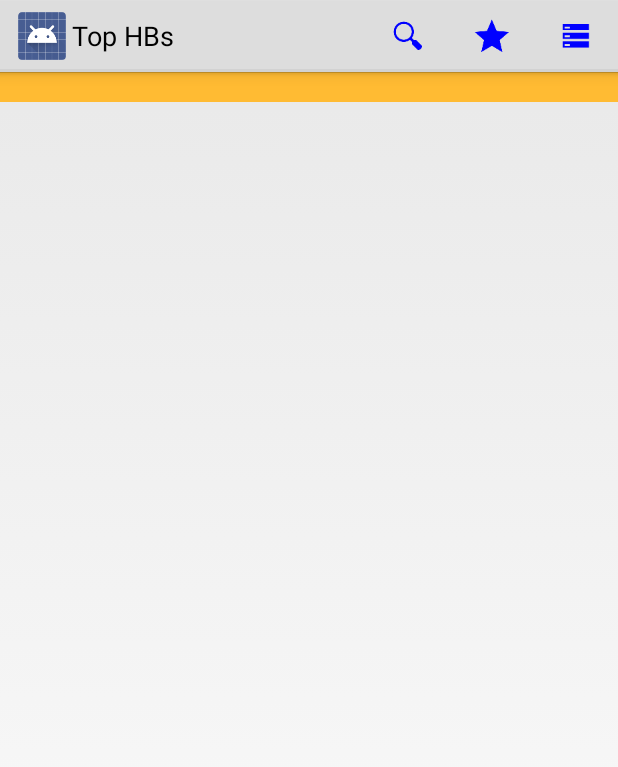
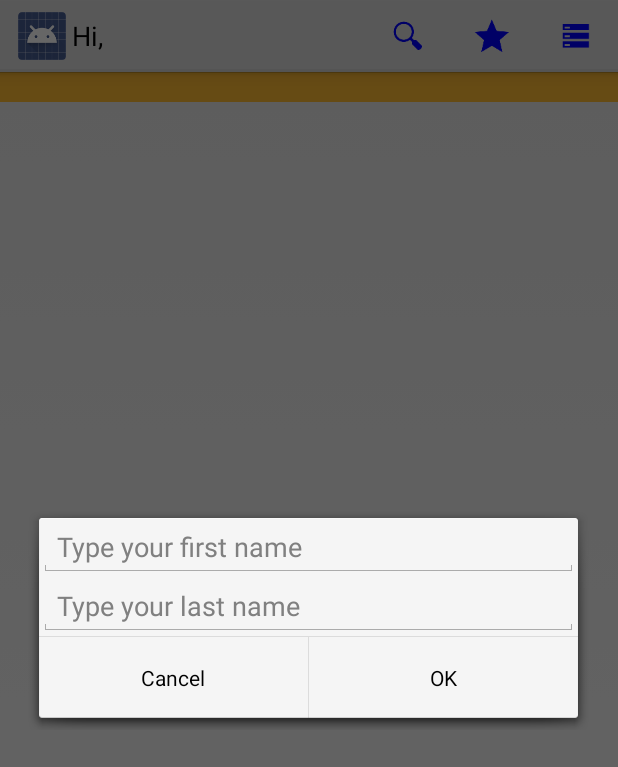
Before and after one commit to ryanwahle/Java2_Wahle, an Android app: the screen it shows after launch (MainActivity), after a tap on "Preferences", on a phone screen of 412 x 824 dp. Shown: the top 767 px of the screen. Run offline under Robolectric (Android 15) with nearby library versions, the phone set to English and light mode, and no system bars.

Commit message:
added ability to set first and last name, fake search

```diff
--- a/TopHardbacks/app/src/main/java/com/ryanwahle/tophardbacks/app/AlertDialogFragment.java
+++ b/TopHardbacks/app/src/main/java/com/ryanwahle/tophardbacks/app/AlertDialogFragment.java
@@ -1,29 +1,94 @@
 package com.ryanwahle.tophardbacks.app;
 
+import android.app.AlertDialog;
+import android.app.Dialog;
+import android.app.DialogFragment;
+import android.content.DialogInterface;
+import android.os.Bundle;
+import android.util.Log;
+import android.view.LayoutInflater;
+import android.widget.EditText;
 
+/*
+    This class loads up a dialog fragment.
+ */
+public class AlertDialogFragment extends DialogFragment {
 
-import android.os.Bundle;
-import android.app.Fragment;
-import android.view.LayoutInflater;
-import android.view.View;
-import android.view.ViewGroup;
-import android.widget.TextView;
-
-
-public class AlertDialogFragment extends Fragment {
-
+    public static MainActivity.DialogType type;
 
     public AlertDialogFragment() {
         // Required empty public constructor
     }
 
+    /*
+        Set the dialog type and return a new class instance.
+     */
+    public static AlertDialogFragment newInstance(MainActivity.DialogType dialogType) {
+        type = dialogType;
+
+        return new AlertDialogFragment();
+    }
 
     @Override
-    public View onCreateView(LayoutInflater inflater, ViewGroup container,
-                             Bundle savedInstanceState) {
-        TextView textView = new TextView(getActivity());
-        textView.setText(R.string.hello_blank_fragment);
-        return textView;
+    public Dialog onCreateDialog(Bundle savedInstanceState) {
+        AlertDialog.Builder builder = new AlertDialog.Builder(getActivity());
+        LayoutInflater inflater = getActivity().getLayoutInflater();
+
+        /*
+            Create a new dialog based on where the user clicked the preferences
+            button or the search button.
+         */
+        switch (type) {
+            case PREFERENCES:
+                Log.v("DIALOG FRAGMENT", "PREFERENCES");
+                builder.setView(inflater.inflate(R.layout.dialog_fragment_preferences, null))
+                        .setPositiveButton("OK", new DialogInterface.OnClickListener() {
+                            @Override
+                            public void onClick(DialogInterface dialogInterface, int i) {
+                                EditText firstName = (EditText) getDialog().findViewById(R.id.editTextFirstName);
+                                EditText lastName = (EditText) getDialog().findViewById(R.id.editTextLastName);
+
+                                Log.v("FIRST NAME", firstName.getText().toString());
+
+                                /*
+                                    Set the first and last name to the Android Shared Preferences.
+                                 */
+                                MainActivity.editPreferences.putString("firstname", firstName.getText().toString());
+                                MainActivity.editPreferences.putString("lastname", lastName.getText().toString());
+                                MainActivity.editPreferences.apply();
+                            }
+                        })
+                        .setNegativeButton("Cancel", new DialogInterface.OnClickListener() {
+                            @Override
+                            public void onClick(DialogInterface dialogInterface, int i) {
+                                AlertDialogFragment.this.getDialog().cancel();
+                            }
+                        });
+
+
+
+                break;
+            case SEARCH:
+                Log.v("DIALOG FRAGMENT", "SEARCH");
+                builder.setView(inflater.inflate(R.layout.dialog_fragment_search, null))
+                        .setPositiveButton("Search", new DialogInterface.OnClickListener() {
+                                    @Override
+                                    public void onClick(DialogInterface dialogInterface, int i) {
+                                        EditText search = (EditText) getDialog().findViewById(R.id.editTextSearch);
+                                        Log.v("SEARCH", "User searching for: " + search.getText().toString());
+
+                                    }
+                        })
+                        .setNegativeButton("Cancel", new DialogInterface.OnClickListener() {
+                            @Override
+                            public void onClick(DialogInterface dialogInterface, int i) {
+                                AlertDialogFragment.this.getDialog().cancel();
+                            }
+                        });
+                break;
+        }
+
+        return builder.create();
     }
 
 
--- a/TopHardbacks/app/src/main/java/com/ryanwahle/tophardbacks/app/MainActivity.java
+++ b/TopHardbacks/app/src/main/java/com/ryanwahle/tophardbacks/app/MainActivity.java
@@ -10,10 +10,12 @@ package com.ryanwahle.tophardbacks.app;
 import android.app.Activity;
 import android.app.AlertDialog;
 import android.content.Intent;
+import android.content.SharedPreferences;
 import android.os.Bundle;
 import android.os.Handler;
 import android.os.Message;
 import android.os.Messenger;
+import android.preference.PreferenceManager;
 import android.util.Log;
 import android.view.Menu;
 import android.view.MenuInflater;
@@ -46,6 +48,9 @@ public class MainActivity extends Activity implements BookListFragment.BookSelec
     ArrayList<HashMap<String, Float>> bookRatingsArrayList = null;
     public static int currentSelectedRow = 0;
     public enum DialogType { SEARCH, PREFERENCES };
+
+    public static SharedPreferences preferences = null;
+    public static SharedPreferences.Editor editPreferences = null;
 
     /*
         This is called when the service has completed letting us know to load the data.
@@ -83,6 +88,7 @@ public class MainActivity extends Activity implements BookListFragment.BookSelec
         switch (item.getItemId()) {
             case R.id.menu_item_search:
                 Log.v("Menu Item", "Search");
+                launchDialogFragment(DialogType.SEARCH);
                 break;
             case R.id.menu_item_favorites:
                 Log.v("Menu Item", "Favorites");
@@ -91,6 +97,7 @@ public class MainActivity extends Activity implements BookListFragment.BookSelec
                 break;
             case R.id.menu_item_preferences:
                 Log.v("Menu Item", "Preferences");
+                launchDialogFragment(DialogType.PREFERENCES);
                 break;
         }
 
@@ -102,7 +109,10 @@ public class MainActivity extends Activity implements BookListFragment.BookSelec
         preferences menu item.
      */
     public void launchDialogFragment(DialogType type) {
+        AlertDialogFragment alertDialogFragment = AlertDialogFragment.newInstance(type);
+        alertDialogFragment.show(getFragmentManager(), "");
 
+        Log.v("first name", preferences.getString("firstname", ""));
     }
 
     /*
@@ -167,10 +177,18 @@ public class MainActivity extends Activity implements BookListFragment.BookSelec
         super.onCreate(savedInstanceState);
         setContentView(R.layout.activity_main);
 
+        preferences = PreferenceManager.getDefaultSharedPreferences(this);
+        editPreferences = preferences.edit();
+
         Messenger nytJSONServiceMessenger = new Messenger(nytJSONServiceHandler);
 
         Intent nytJSONServiceIntent = new Intent(this, NYTJSONService.class);
         nytJSONServiceIntent.putExtra("messenger", nytJSONServiceMessenger);
+
+        /*
+            Set the first and last name as the title
+         */
+        setTitle("Hi, " + preferences.getString("firstname", ""));
 
         /*
             If there is saved state instance then use that data instead of
--- /dev/null
+++ b/TopHardbacks/app/src/main/res/layout/dialog_fragment_preferences.xml
@@ -0,0 +1,22 @@
+<?xml version="1.0" encoding="utf-8"?>
+
+<LinearLayout xmlns:android="http://schemas.android.com/apk/res/android"
+    android:orientation="vertical" android:layout_width="match_parent"
+    android:layout_height="match_parent">
+
+    <EditText
+        android:layout_width="match_parent"
+        android:layout_height="wrap_content"
+        android:inputType="textPersonName"
+        android:ems="10"
+        android:id="@+id/editTextFirstName"
+        android:hint="Type your first name" />
+
+    <EditText
+        android:layout_width="match_parent"
+        android:layout_height="wrap_content"
+        android:inputType="textPersonName"
+        android:ems="10"
+        android:id="@+id/editTextLastName"
+        android:hint="Type your last name" />
+</LinearLayout>
```
Also changed, not shown: TopHardbacks/app/src/main/res/layout/dialog_fragment_search.xml (added, +12 -0 lines).
